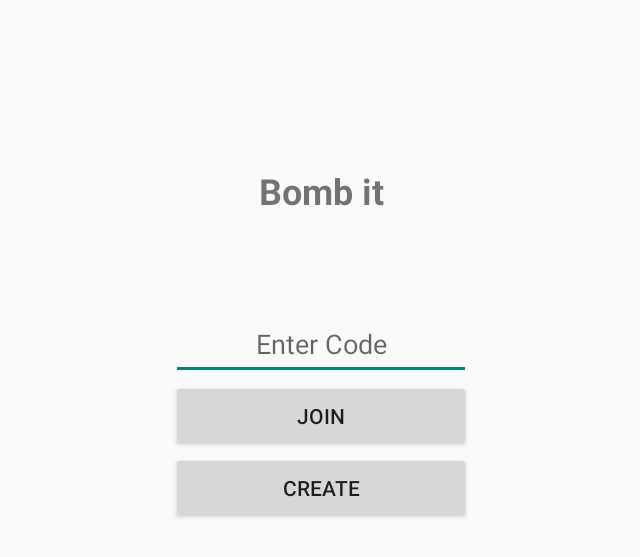
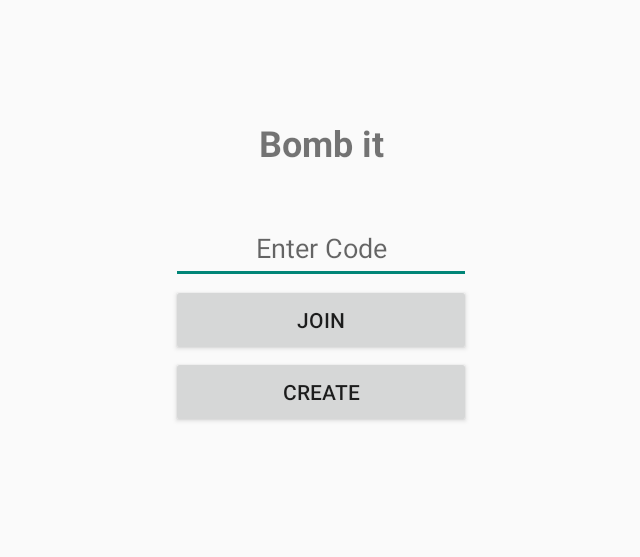
Before and after one commit to DogaruAlexandru/Game, an Android app: the MultiplayerCodeSetupActivity screen opened directly, with no data from a screen before it, on a phone screen of 824 x 412 dp (held sideways). Shown: the top 557 px of the screen, without its empty margins (297-937 px from the left). Run offline under Robolectric (Android 15) with nearby library versions, the phone set to English and light mode, and no system bars; our stand-ins replace Firebase (no records; nobody signed in at launch, a user with empty details on screens opened directly).

Commit message:
Update activity_multiplayer_code_setup.xml

```diff
--- a/app/src/main/res/layout/activity_multiplayer_code_setup.xml
+++ b/app/src/main/res/layout/activity_multiplayer_code_setup.xml
@@ -24,19 +24,19 @@
         android:layout_width="200dp"
         android:layout_height="wrap_content"
         android:text="@string/create"
+        app:layout_constraintBottom_toBottomOf="parent"
         app:layout_constraintEnd_toEndOf="parent"
         app:layout_constraintStart_toStartOf="parent"
-        app:layout_constraintTop_toBottomOf="@+id/joinBtn" />
+        app:layout_constraintTop_toBottomOf="@+id/titleTV" />
 
     <Button
         android:id="@+id/joinBtn"
         android:layout_width="200dp"
         android:layout_height="wrap_content"
         android:text="@string/join"
-        app:layout_constraintBottom_toBottomOf="parent"
+        app:layout_constraintBottom_toTopOf="@+id/createBtn"
         app:layout_constraintEnd_toEndOf="parent"
-        app:layout_constraintStart_toStartOf="parent"
-        app:layout_constraintTop_toBottomOf="@+id/titleTV" />
+        app:layout_constraintStart_toStartOf="parent" />
 
     <EditText
         android:id="@+id/codeEdt"
```
